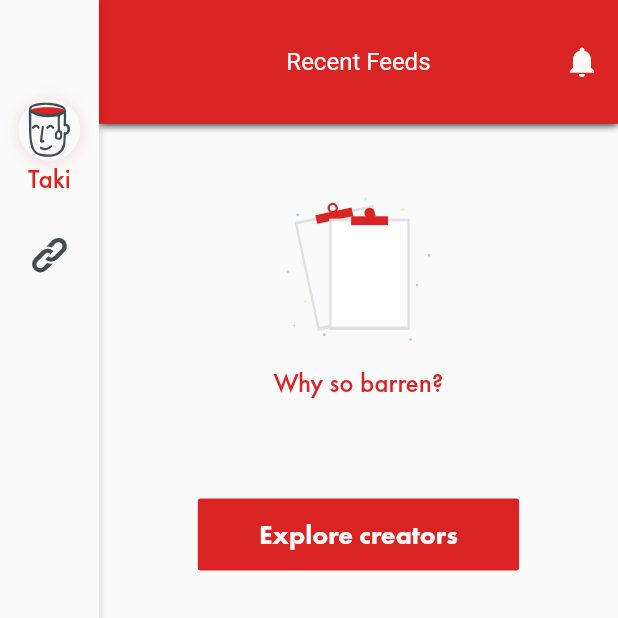
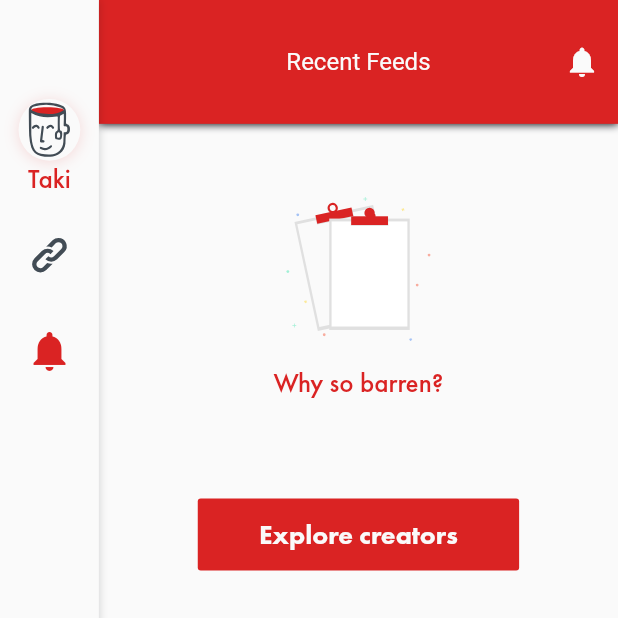
Before and after one commit to takiuddin93/AakCupChaa, a Flutter app: the screen it shows after launch, on a phone screen of 412 x 824 dp, the top half of it. Run offline on Flutter 3.47's test engine with Material 2 defaults, Android fonts, the phone set to English and light mode, and no system bars; our stand-ins replace flutter_svg, share.

Commit message:
notifications icon moved

```diff
--- a/lib/dashboard.dart
+++ b/lib/dashboard.dart
@@ -1,3 +1,4 @@
+import 'package:aakcupchaa/widgets/custom_notification_dialog_widget.dart';
 import 'package:flutter/material.dart';
 import 'package:aakcupchaa/utils/universal_variables.dart';
 import 'package:flutter_svg/flutter_svg.dart';
@@ -21,6 +22,10 @@ class _DashBoardState extends State<DashBoard>
 
   @override
   Widget build(BuildContext context) {
+    String _alertdialogTitle, _alertdialogText, _alertdialogFirstButton;
+    _alertdialogTitle = 'Work in Progress';
+    _alertdialogText = 'This feature has not been implemented yet!';
+    _alertdialogFirstButton = 'Ok';
     Size media = MediaQuery.of(context).size;
     double width = media.width;
     double height = media.height;
@@ -58,7 +63,7 @@ class _DashBoardState extends State<DashBoard>
             child: Column(
               children: <Widget>[
                 Expanded(
-                    flex: 3,
+                    flex: 4,
                     child: Column(
                       children: <Widget>[
                         Padding(
@@ -111,10 +116,27 @@ class _DashBoardState extends State<DashBoard>
                             ),
                           ),
                         ),
+                        IconButton(
+                          color: UniversalVariables.primaryCrimson,
+                          icon: new Icon(
+                            Icons.notifications,
+                            size: 32.0,
+                          ),
+                          onPressed: () {
+                            CustomDialog.showScaleAlertBox(
+                              context: context,
+                              title: _alertdialogTitle,
+                              icon:
+                                  Icons.info_outline, // IF YOU WANT TO ADD ICON
+                              text: _alertdialogText, // IF YOU WANT TO ADD
+                              firstButton: _alertdialogFirstButton,
+                            );
+                          },
+                        ),
                       ],
                     )),
                 Expanded(
-                  flex: 4,
+                  flex: 3,
                   child: Container(),
                 ),
                 Expanded(
```
